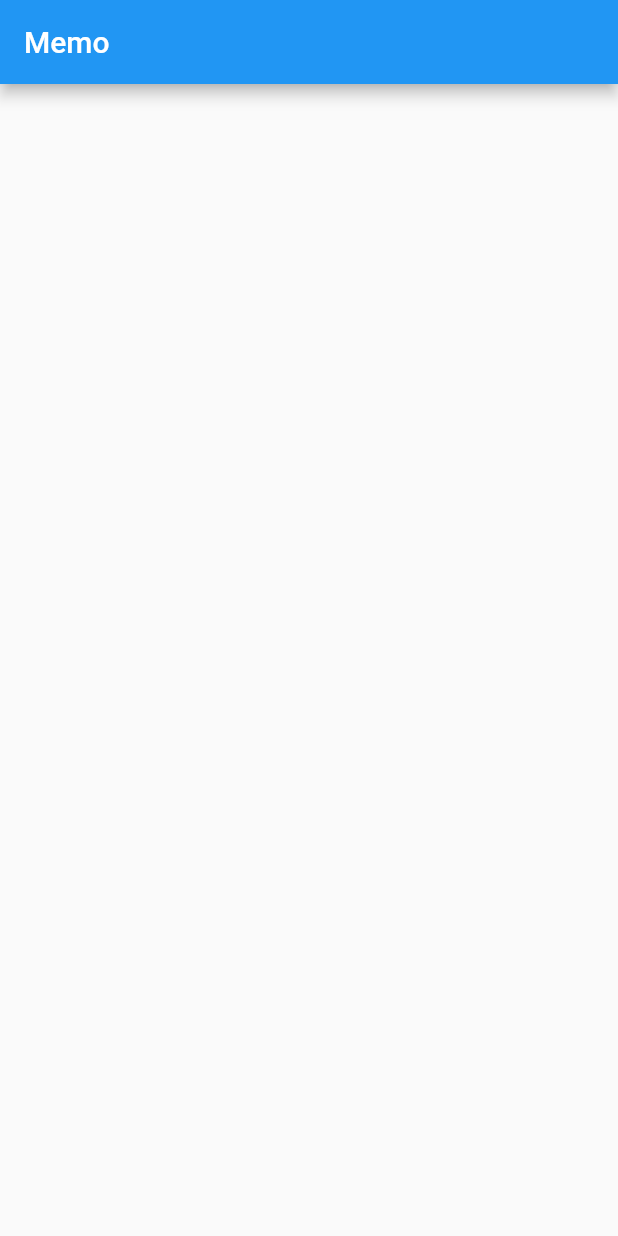
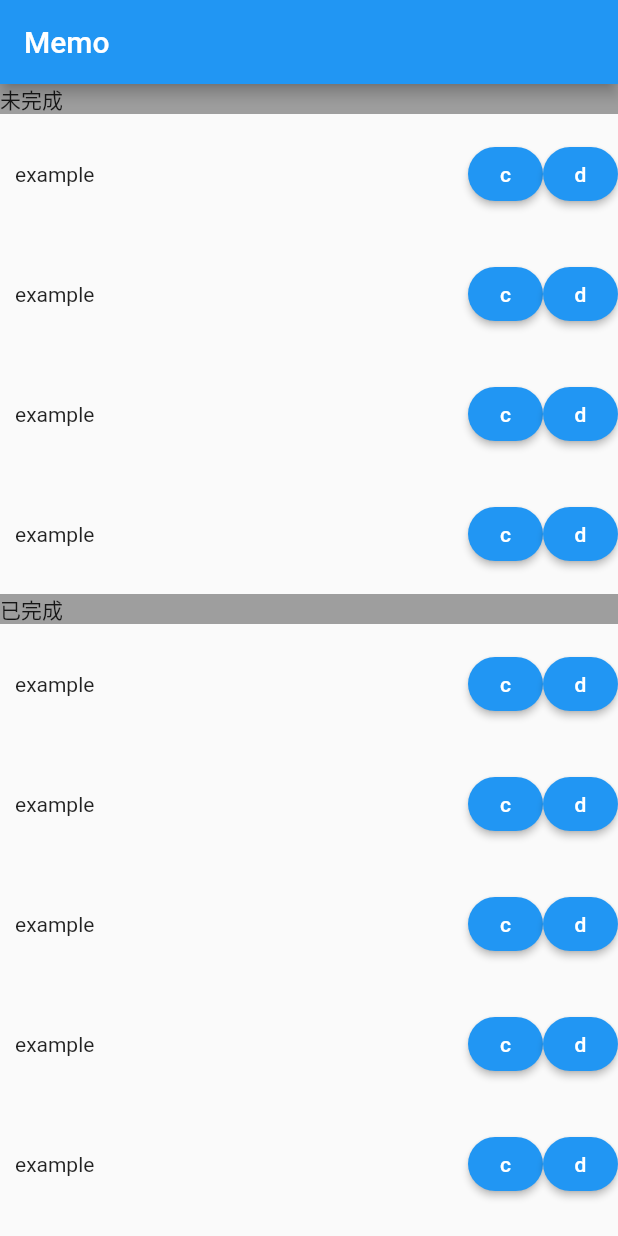
Before and after one commit to endless7/flutter_demo, a Flutter app: the screen it shows after launch, on a phone screen of 412 x 824 dp. Run offline on Flutter 3.47's test engine with Material 2 defaults, Android fonts, the phone set to English and light mode, and no system bars; our stand-ins replace shared_preferences.

Commit message:
Update layout.

```diff
--- a/lib/MemoCard.dart
+++ b/lib/MemoCard.dart
@@ -1,15 +1,64 @@
 import "package:flutter/material.dart";
 
 class MemoCard extends StatelessWidget {
+
+  Text content = Text("example");
+
+  RaisedButton rBtn = RaisedButton(
+    color: Colors.blue,
+    highlightColor: Colors.blue[700],
+    colorBrightness: Brightness.dark,
+    splashColor: Colors.grey,
+    child: Text("c"),
+    shape:RoundedRectangleBorder(borderRadius: BorderRadius.circular(20.0)),
+    onPressed: () => {
+
+    },
+  );
+
+  RaisedButton dBtn = RaisedButton(
+    color: Colors.blue,
+    highlightColor: Colors.blue[700],
+    colorBrightness: Brightness.dark,
+    splashColor: Colors.grey,
+    child: Text("d"),
+    shape:RoundedRectangleBorder(borderRadius: BorderRadius.circular(20.0)),
+    onPressed: () => {
+
+    },
+  );
+
   @override
   Widget build(BuildContext context) {
+
+    final size = MediaQuery.of(context).size;
+    final width = size.width;
+    final height = size.height;
+
     return Container(
       height: 80,
+      padding: EdgeInsets.fromLTRB(10, 0, 0, 0),
       child: Row(
-        mainAxisAlignment: MainAxisAlignment.center,
         children: <Widget>[
-          Text(" hello world "),
-          Text(" I am Jack "),
+          Container(
+            width: width-100-10,
+            child: content,
+          ),
+          Container(
+            width: 100,
+            child: Row(
+              children: <Widget>[
+                SizedBox(
+                  width: 50,
+                  child: rBtn
+                ),
+                SizedBox(
+                  width: 50,
+                  child: dBtn,
+                )
+              ],
+            ),
+          )
         ],
       )
     );
@@ -17,8 +66,14 @@ class MemoCard extends StatelessWidget {
 }
 
 class ListSeperator extends StatelessWidget {
+  String title = "";
+  ListSeperator(this.title);
   @override
   Widget build(BuildContext context) {
-    return null;
+    return Container(
+      height: 20,
+      child: Text(title),
+      color: Colors.grey
+    );
   }
 }
--- a/lib/MemoListDelegate.dart
+++ b/lib/MemoListDelegate.dart
@@ -19,10 +19,10 @@ class MemoListDelegate extends SliverChildDelegate {
         // keepAlive: true,
         // child: TextField(decoration: InputDecoration(hintText: '请输入')));
 
-    if (index > 10) {
-      return null;
+    if (index == 0) {
+      return ListSeperator("未完成");
     }else if(index == 5) {
-
+      return ListSeperator("已完成");
     }
 
     return MemoCard();
```
